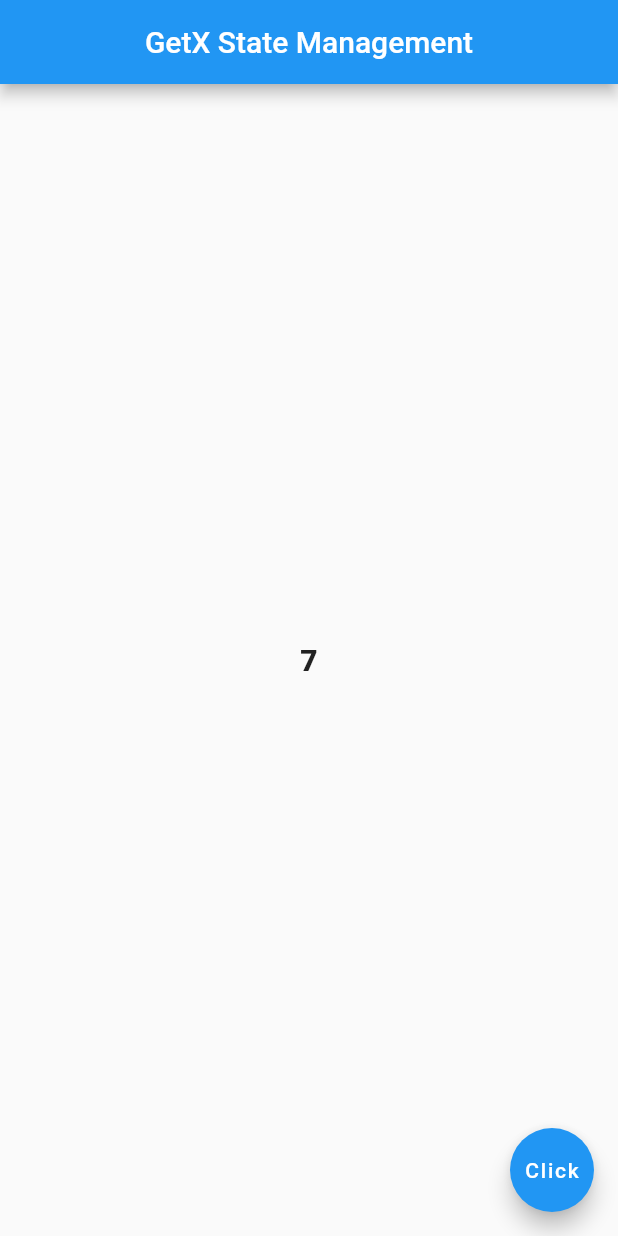
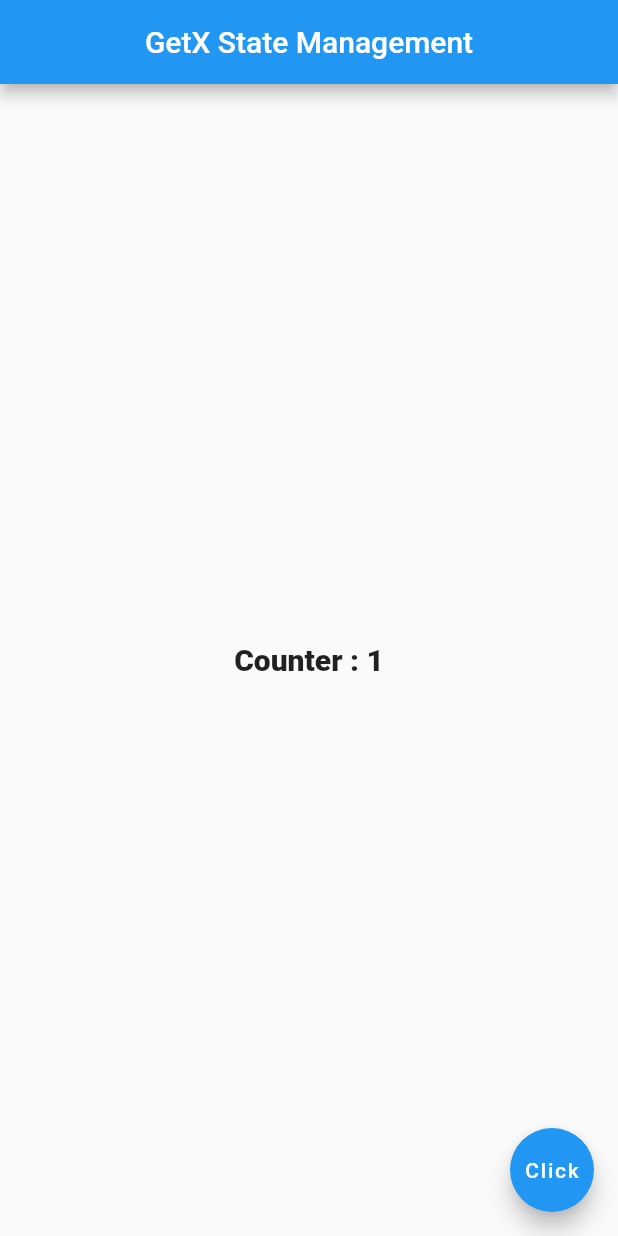
Before and after one commit to razzaq-99/Flutter_GetX_State_Management, a Flutter app: the screen it shows after launch, on a phone screen of 412 x 824 dp. Run offline on Flutter 3.47's test engine with Material 2 defaults, Android fonts, the phone set to English and light mode, and no system bars; our stand-ins replace get.

Commit message:
updated files to see a example of counter in GetX state management and manage state in app

```diff
--- a/lib/counter_controller.dart
+++ b/lib/counter_controller.dart
@@ -0,0 +1,14 @@
+
+
+import 'package:get/get.dart';
+
+class CounterController extends GetxController {
+
+  RxInt counter = 1.obs;
+
+  incrementCounter(){
+     counter.value++;
+     print(counter.value);
+  }
+
+}
--- a/lib/getx_state_management.dart
+++ b/lib/getx_state_management.dart
@@ -1,6 +1,8 @@
 import 'dart:async';
 
 import 'package:flutter/material.dart';
+import 'package:flutter_getx/counter_controller.dart';
+import 'package:get/get.dart';
 
 class GetxStateManagement extends StatefulWidget {
   const GetxStateManagement({Key? key}) : super(key: key);
@@ -10,20 +12,23 @@ class GetxStateManagement extends StatefulWidget {
 }
 
 class _GetxStateManagementState extends State<GetxStateManagement> {
+
+  final CounterController counterController = Get.put(CounterController());
+
   int x = 0;
 
-  @override
-  initState(){
-
-    super.initState();
-
-    Timer.periodic(Duration(seconds: 1), (timer) {
-      x++;
-      setState(() {
-
-      });
-    });
-  }
+  // @override
+  // initState(){
+  //
+  //   super.initState();
+  //
+  //   Timer.periodic(Duration(seconds: 1), (timer) {
+  //     x++;
+  //     setState(() {
+  //
+  //     });
+  //   });
+  // }
   @override
   Widget build(BuildContext context) {
     print("Rebuild");
@@ -32,20 +37,25 @@ class _GetxStateManagementState extends State<GetxStateManagement> {
         title: const Center(child: Text("GetX State Management")),
       ),
       body: Center(
-        child: Text(
-          x.toString(),
-          style: TextStyle(fontSize: 20, fontWeight: FontWeight.w900),
-        ),
+        child: Obx((){
+          return Text( "Counter : "+
+            counterController.counter.toString(),
+            style: TextStyle(fontSize: 20, fontWeight: FontWeight.w900),
+          );
+        })
       ),
       floatingActionButton: FloatingActionButton(
-        child: Text("Click"),
-        onPressed: () {
-          x++;
-          // print(x++);
-          setState(() {
-
-          });
+        child: const Text("Click"),
+        onPressed: (){
+          counterController.incrementCounter();
         },
+        // onPressed: () {
+        //   x++;
+        //   // print(x++);
+        //   setState(() {
+        //
+        //   });
+        // },
       ),
     );
   }
```
